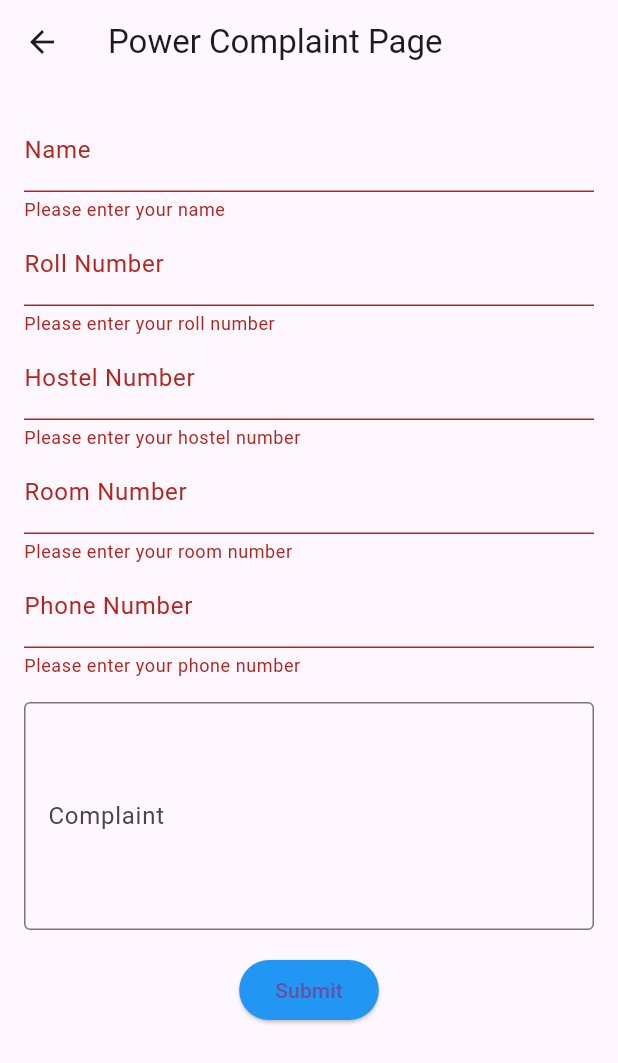
After one commit to Kuwar-Vishnudatt/Hostel_help, a Flutter app: the PowerComplaintPage screen opened directly, after a tap on "Submit", on a phone screen of 412 x 824 dp. The commit adds this screen. Shown: the top 1063 px of the screen. Run offline on Flutter 3.47's test engine with Material 3 defaults, Android fonts, the phone set to English and light mode, and no system bars.

Commit message:
Initial Commit

```diff
--- a/lib/pages/home_page.dart
+++ b/lib/pages/home_page.dart
@@ -1,7 +1,25 @@
 import 'package:flutter/material.dart';
+import 'power_page.dart';
 
-class HomePage extends StatelessWidget {
+class HomePage extends StatefulWidget {
   const HomePage({super.key});
+
+  @override
+  State<HomePage> createState() => _HomePageState();
+}
+
+class _HomePageState extends State<HomePage> {
+  void _navigateToPowerPage() {
+    // use the Navigator.push method to push a new route
+    Navigator.push(
+      context,
+      // use the MaterialPageRoute class to create a route
+      MaterialPageRoute(
+        // use the PowerComplaintPage class as the builder of the route
+        builder: (context) => const PowerComplaintPage(),
+      ),
+    );
+  }
 
   @override
   Widget build(BuildContext context) {
@@ -26,7 +44,7 @@ class HomePage extends StatelessWidget {
                   icon: Image.asset('assets/power_icon.jpg'),
                   iconSize: 200,
                   onPressed: () {
-                    // Handle power icon press
+                    _navigateToPowerPage(); // Handle power icon press
                   },
                 ),
                 const Text(
--- /dev/null
+++ b/lib/pages/power_page.dart
@@ -0,0 +1,209 @@
+// ignore_for_file: avoid_print
+
+import 'package:flutter/material.dart';
+
+class PowerComplaintPage extends StatefulWidget {
+  const PowerComplaintPage({super.key});
+
+  @override
+  // ignore: library_private_types_in_public_api
+  _PowerComplaintPageState createState() => _PowerComplaintPageState();
+}
+
+class _PowerComplaintPageState extends State<PowerComplaintPage> {
+  // create a global key for the form
+  final _formKey = GlobalKey<FormState>();
+
+  // create text editing controllers for the input fields
+  final _nameController = TextEditingController();
+  final _rollNumberController = TextEditingController();
+  final _hostelNumberController = TextEditingController();
+  final _roomNumberController = TextEditingController();
+  final _phoneNumberController = TextEditingController();
+
+  // create a text editing controller for the complaint field
+  final _complaintController = TextEditingController();
+
+  // create a method to validate and submit the form
+  void _submitForm() {
+    // get the current state of the form
+    final form = _formKey.currentState;
+
+    // check if the form is valid
+    if (form!.validate()) {
+      // save the form fields
+      form.save();
+
+      // get the input values
+      final name = _nameController.text;
+      final rollNumber = _rollNumberController.text;
+      final hostelNumber = _hostelNumberController.text;
+      final roomNumber = _roomNumberController.text;
+      final phoneNumber = _phoneNumberController.text;
+      final complaint = _complaintController.text;
+
+      // print the input values for debugging purposes
+      print("Name: $name");
+      print("Roll Number: $rollNumber");
+      print("Hostel Number: $hostelNumber");
+      print("Room Number: $roomNumber");
+      print("Phone Number: $phoneNumber");
+      print("Complaint: $complaint");
+
+      // clear the input fields
+      _nameController.clear();
+      _rollNumberController.clear();
+      _hostelNumberController.clear();
+      _roomNumberController.clear();
+      _phoneNumberController.clear();
+      _complaintController.clear();
+
+      // show a success message
+      ScaffoldMessenger.of(context).showSnackBar(
+        const SnackBar(
+          content: Text("Your complaint has been submitted."),
+        ),
+      );
+    }
+  }
+
+  @override
+  Widget build(BuildContext context) {
+    return Scaffold(
+      appBar: AppBar(
+        title: const Text("Power Complaint Page"),
+      ),
+      body: SingleChildScrollView(
+        child: Padding(
+          padding: const EdgeInsets.all(16),
+          child: Form(
+            key: _formKey,
+            child: Column(
+              children: <Widget>[
+                TextFormField(
+                  controller: _nameController,
+                  decoration: const InputDecoration(
+                    labelText: "Name",
+                    hintText: "Enter your name",
+                  ),
+                  validator: (value) {
+                    // check if the value is empty
+                    if (value!.isEmpty) {
+                      // return an error message
+                      return "Please enter your name";
+                    }
+                    // return null if the value is valid
+                    return null;
+                  },
+                  onSaved: (value) {
+                    // save the value to the controller
+                    _nameController.text = value!;
+                  },
+                ),
+                TextFormField(
+                  controller: _rollNumberController,
+                  decoration: const InputDecoration(
+                    labelText: "Roll Number",
+                    hintText: "Enter your roll number",
+                  ),
+                  validator: (value) {
+                    // check if the value is empty
+                    if (value!.isEmpty) {
+                      // return an error message
+                      return "Please enter your roll number";
+                    }
+                    // return null if the value is valid
+                    return null;
+                  },
+                  onSaved: (value) {
+                    // save the value to the controller
+                    _rollNumberController.text = value!;
+                  },
+                ),
+                TextFormField(
+                  controller: _hostelNumberController,
+                  decoration: const InputDecoration(
+                    labelText: "Hostel Number",
+                    hintText: "Enter your hostel number",
+                  ),
+                  validator: (value) {
+                    // check if the value is empty
+                    if (value!.isEmpty) {
+                      // return an error message
+                      return "Please enter your hostel number";
+                    }
+                    // return null if the value is valid
+                    return null;
+                  },
+                  onSaved: (value) {
+                    // save the value to the controller
+                    _hostelNumberController.text = value!;
+                  },
+                ),
+                TextFormField(
+                  controller: _roomNumberController,
+                  decoration: const InputDecoration(
+                    labelText: "Room Number",
+                    hintText: "Enter your room number",
+                  ),
+                  validator: (value) {
+                    // check if the value is empty
+                    if (value!.isEmpty) {
+                      // return an error message
+                      return "Please enter your room number";
+                    }
+                    // return null if the value is valid
+                    return null;
+                  },
+                  onSaved: (value) {
+                    // save the value to the controller
+                    _roomNumberController.text = value!;
+                  },
+                ),
+                TextFormField(
+                  controller: _phoneNumberController,
+                  decoration: const InputDecoration(
+                    labelText: "Phone Number",
+                    hintText: "Enter your phone number",
+                  ),
+                  validator: (value) {
+                    // check if the value is empty
+                    if (value!.isEmpty) {
+                      // return an error message
+                      return "Please enter your phone number";
+                    }
+                    // return null if the value is valid
+                    return null;
+                  },
+                  onSaved: (value) {
+                    // save the value to the controller
+                    _phoneNumberController.text = value!;
+                  },
+                ),
+                const SizedBox(height: 16), // a vertical space of 16 pixels
+                TextField(
+                  controller: _complaintController,
+                  maxLines:
+                      5, // the maximum number of lines for the complaint field
+                  decoration: const InputDecoration(
+                    labelText: "Complaint",
+                    hintText: "Enter your complaint",
+                    border:
+                        OutlineInputBorder(), // a border around the complaint field
+                  ),
+                ),
+                const SizedBox(height: 16), // a vertical space of 16 pixels
+                ElevatedButton(
+                  style: ElevatedButton.styleFrom(
+                      backgroundColor: Colors.blue), // the color of the button
+                  onPressed: _submitForm,
+                  child: const Text("Submit"), // the logic of the button
+                ),
+              ],
+            ),
+          ),
+        ),
+      ),
+    );
+  }
+}
```
